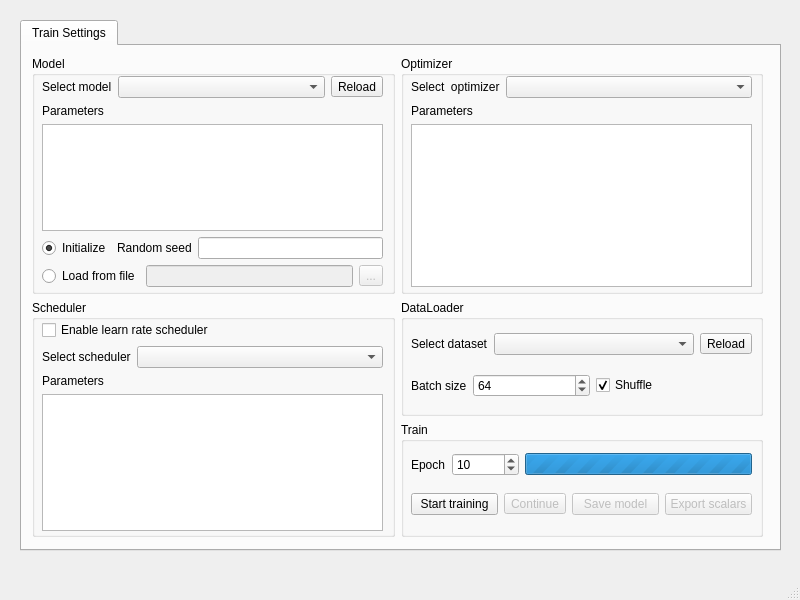
This is src/gui/form.ui in HuangFuSL/pytorch-project-template as Qt 5 draws it before an edit. The edited form follows.
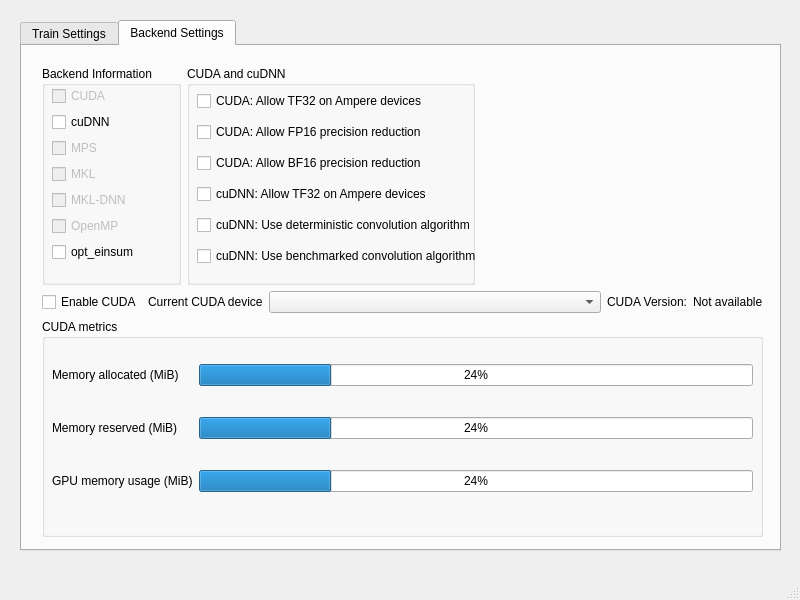
This is the edited form. The open tabs and pages were chosen to show the change.

Commit message: Feat: Add CUDA support

The edit to the form file:
```diff
--- a/src/gui/form.ui
+++ b/src/gui/form.ui
@@ -2,6 +2,9 @@
 <ui version="4.0">
  <class>MainWindow</class>
  <widget class="QMainWindow" name="MainWindow">
+  <property name="enabled">
+   <bool>true</bool>
+  </property>
   <property name="geometry">
    <rect>
     <x>0</x>
@@ -11,7 +14,7 @@
    </rect>
   </property>
   <property name="sizePolicy">
-   <sizepolicy hsizetype="Fixed" vsizetype="Fixed">
+   <sizepolicy hsizetype="Expanding" vsizetype="Fixed">
     <horstretch>0</horstretch>
     <verstretch>0</verstretch>
    </sizepolicy>
@@ -541,6 +544,383 @@
       </layout>
      </widget>
     </widget>
+    <widget class="QWidget" name="cudaSettingsTab">
+     <property name="enabled">
+      <bool>true</bool>
+     </property>
+     <attribute name="title">
+      <string>Backend Settings</string>
+     </attribute>
+     <widget class="QWidget" name="verticalLayoutWidget_6">
+      <property name="geometry">
+       <rect>
+        <x>20</x>
+        <y>20</y>
+        <width>721</width>
+        <height>471</height>
+       </rect>
+      </property>
+      <layout class="QVBoxLayout" name="verticalLayout_7">
+       <item>
+        <layout class="QHBoxLayout" name="horizontalLayout_8">
+         <item>
+          <widget class="QGroupBox" name="groupBox_6">
+           <property name="sizePolicy">
+            <sizepolicy hsizetype="Preferred" vsizetype="Expanding">
+             <horstretch>0</horstretch>
+             <verstretch>0</verstretch>
+            </sizepolicy>
+           </property>
+           <property name="title">
+            <string>Backend Information</string>
+           </property>
+           <widget class="QWidget" name="verticalLayoutWidget_9">
+            <property name="geometry">
+             <rect>
+              <x>10</x>
+              <y>20</y>
+              <width>111</width>
+              <height>191</height>
+             </rect>
+            </property>
+            <layout class="QVBoxLayout" name="verticalLayout_11">
+             <property name="sizeConstraint">
+              <enum>QLayout::SetMinAndMaxSize</enum>
+             </property>
+             <item>
+              <widget class="QCheckBox" name="cudaAvailableToggle">
+               <property name="enabled">
+                <bool>false</bool>
+               </property>
+               <property name="text">
+                <string>CUDA</string>
+               </property>
+               <property name="checkable">
+                <bool>true</bool>
+               </property>
+               <property name="checked">
+                <bool>false</bool>
+               </property>
+              </widget>
+             </item>
+             <item>
+              <widget class="QCheckBox" name="cudnnAvailableToggle">
+               <property name="text">
+                <string>cuDNN</string>
+               </property>
+              </widget>
+             </item>
+             <item>
+              <widget class="QCheckBox" name="mpsAvailableToggle">
+               <property name="enabled">
+                <bool>false</bool>
+               </property>
+               <property name="text">
+                <string>MPS</string>
+               </property>
+              </widget>
+             </item>
+             <item>
+              <widget class="QCheckBox" name="mklAvailableToggle">
+               <property name="enabled">
+                <bool>false</bool>
+               </property>
+               <property name="text">
+                <string>MKL</string>
+               </property>
+              </widget>
+             </item>
+             <item>
+              <widget class="QCheckBox" name="mkldnnAvailableToggle">
+               <property name="enabled">
+                <bool>false</bool>
+               </property>
+               <property name="text">
+                <string>MKL-DNN</string>
+               </property>
+              </widget>
+             </item>
+             <item>
+              <widget class="QCheckBox" name="openmpAvailableToggle">
+               <property name="enabled">
+                <bool>false</bool>
+               </property>
+               <property name="text">
+                <string>OpenMP</string>
+               </property>
+              </widget>
+             </item>
+             <item>
+              <widget class="QCheckBox" name="opteinsumAvailableToggle">
+               <property name="text">
+                <string>opt_einsum</string>
+               </property>
+              </widget>
+             </item>
+            </layout>
+           </widget>
+          </widget>
+         </item>
+         <item>
+          <widget class="QGroupBox" name="groupBox_7">
+           <property name="sizePolicy">
+            <sizepolicy hsizetype="Expanding" vsizetype="Expanding">
+             <horstretch>0</horstretch>
+             <verstretch>0</verstretch>
+            </sizepolicy>
+           </property>
+           <property name="title">
+            <string>CUDA and cuDNN</string>
+           </property>
+           <widget class="QWidget" name="verticalLayoutWidget_10">
+            <property name="geometry">
+             <rect>
+              <x>10</x>
+              <y>20</y>
+              <width>286</width>
+              <height>191</height>
+             </rect>
+            </property>
+            <layout class="QVBoxLayout" name="verticalLayout_12">
+             <property name="sizeConstraint">
+              <enum>QLayout::SetDefaultConstraint</enum>
+             </property>
+             <item>
+              <widget class="QCheckBox" name="cudaTF32Toggle">
+               <property name="text">
+                <string>CUDA: Allow TF32 on Ampere devices</string>
+               </property>
+              </widget>
+             </item>
+             <item>
+              <widget class="QCheckBox" name="cudaFP16Toggle">
+               <property name="text">
+                <string>CUDA: Allow FP16 precision reduction</string>
+               </property>
+              </widget>
+             </item>
+             <item>
+              <widget class="QCheckBox" name="cudaBF16Toggle">
+               <property name="text">
+                <string>CUDA: Allow BF16 precision reduction</string>
+               </property>
+              </widget>
+             </item>
+             <item>
+              <widget class="QCheckBox" name="cudnnTF32Toggle">
+               <property name="text">
+                <string>cuDNN: Allow TF32 on Ampere devices</string>
+               </property>
+              </widget>
+             </item>
+             <item>
+              <widget class="QCheckBox" name="cudnnDetermToggle">
+               <property name="sizePolicy">
+                <sizepolicy hsizetype="Minimum" vsizetype="Fixed">
+                 <horstretch>0</horstretch>
+                 <verstretch>0</verstretch>
+                </sizepolicy>
+               </property>
+               <property name="text">
+                <string>cuDNN: Use deterministic convolution algorithm</string>
+               </property>
+              </widget>
+             </item>
+             <item>
+              <widget class="QCheckBox" name="cudnnBenchToggle">
+               <property name="text">
+                <string>cuDNN: Use benchmarked convolution algorithm</string>
+               </property>
+              </widget>
+             </item>
+            </layout>
+           </widget>
+          </widget>
+         </item>
+         <item>
+          <spacer name="horizontalSpacer_2">
+           <property name="orientation">
+            <enum>Qt::Horizontal</enum>
+           </property>
+           <property name="sizeHint" stdset="0">
+            <size>
+             <width>40</width>
+             <height>20</height>
+            </size>
+           </property>
+          </spacer>
+         </item>
+        </layout>
+       </item>
+       <item>
+        <layout class="QHBoxLayout" name="horizontalLayout_11">
+         <property name="spacing">
+          <number>6</number>
+         </property>
+         <item>
+          <widget class="QCheckBox" name="useCudaToggle">
+           <property name="enabled">
+            <bool>true</bool>
+           </property>
+           <property name="sizePolicy">
+            <sizepolicy hsizetype="Maximum" vsizetype="Fixed">
+             <horstretch>0</horstretch>
+             <verstretch>0</verstretch>
+            </sizepolicy>
+           </property>
+           <property name="text">
+            <string>Enable CUDA</string>
+           </property>
+          </widget>
+         </item>
+         <item>
+          <widget class="QLabel" name="cudaDevicePrompt">
+           <property name="sizePolicy">
+            <sizepolicy hsizetype="Maximum" vsizetype="Fixed">
+             <horstretch>0</horstretch>
+             <verstretch>0</verstretch>
+            </sizepolicy>
+           </property>
+           <property name="text">
+            <string>Current CUDA device</string>
+           </property>
+          </widget>
+         </item>
+         <item>
+          <widget class="QComboBox" name="cudaSelectCombo">
+           <property name="sizePolicy">
+            <sizepolicy hsizetype="Preferred" vsizetype="Fixed">
+             <horstretch>0</horstretch>
+             <verstretch>0</verstretch>
+            </sizepolicy>
+           </property>
+          </widget>
+         </item>
+         <item>
+          <widget class="QLabel" name="cudaVersionPrompt">
+           <property name="sizePolicy">
+            <sizepolicy hsizetype="Maximum" vsizetype="Fixed">
+             <horstretch>0</horstretch>
+             <verstretch>0</verstretch>
+            </sizepolicy>
+           </property>
+           <property name="text">
+            <string>CUDA Version:</string>
+           </property>
+           <property name="alignment">
+            <set>Qt::AlignRight|Qt::AlignTrailing|Qt::AlignVCenter</set>
+           </property>
+          </widget>
+         </item>
+         <item>
+          <widget class="QLabel" name="cudaVersionLabel">
+           <property name="sizePolicy">
+            <sizepolicy hsizetype="Maximum" vsizetype="Fixed">
+             <horstretch>0</horstretch>
+             <verstretch>0</verstretch>
+            </sizepolicy>
+           </property>
+           <property name="text">
+            <string>Not available</string>
+           </property>
+          </widget>
+         </item>
+        </layout>
+       </item>
+       <item>
+        <widget class="QGroupBox" name="cudaMetricsGroup">
+         <property name="enabled">
+          <bool>true</bool>
+         </property>
+         <property name="sizePolicy">
+          <sizepolicy hsizetype="Preferred" vsizetype="Expanding">
+           <horstretch>0</horstretch>
+           <verstretch>0</verstretch>
+          </sizepolicy>
+         </property>
+         <property name="title">
+          <string>CUDA metrics</string>
+         </property>
+         <widget class="QWidget" name="gridLayoutWidget_2">
+          <property name="geometry">
+           <rect>
+            <x>10</x>
+            <y>20</y>
+            <width>701</width>
+            <height>181</height>
+           </rect>
+          </property>
+          <layout class="QGridLayout" name="gridLayout_2">
+           <item row="0" column="0">
+            <widget class="QLabel" name="label_8">
+             <property name="sizePolicy">
+              <sizepolicy hsizetype="Fixed" vsizetype="Fixed">
+               <horstretch>0</horstretch>
+               <verstretch>0</verstretch>
+              </sizepolicy>
+             </property>
+             <property name="text">
+              <string>Memory allocated (MiB)</string>
+             </property>
+            </widget>
+           </item>
+           <item row="0" column="1">
+            <widget class="QProgressBar" name="allocatedProgress">
+             <property name="maximum">
+              <number>100</number>
+             </property>
+             <property name="value">
+              <number>24</number>
+             </property>
+            </widget>
+           </item>
+           <item row="1" column="1">
+            <widget class="QProgressBar" name="reservedProgress">
+             <property name="maximum">
+              <number>100</number>
+             </property>
+             <property name="value">
+              <number>24</number>
+             </property>
+            </widget>
+           </item>
+           <item row="1" column="0">
+            <widget class="QLabel" name="label_10">
+             <property name="sizePolicy">
+              <sizepolicy hsizetype="Preferred" vsizetype="Fixed">
+               <horstretch>0</horstretch>
+               <verstretch>0</verstretch>
+              </sizepolicy>
+             </property>
+             <property name="text">
+              <string>Memory reserved (MiB)</string>
+             </property>
+            </widget>
+           </item>
+           <item row="2" column="0">
+            <widget class="QLabel" name="label_11">
+             <property name="text">
+              <string>GPU memory usage (MiB)</string>
+             </property>
+            </widget>
+           </item>
+           <item row="2" column="1">
+            <widget class="QProgressBar" name="memoryProgress">
+             <property name="maximum">
+              <number>100</number>
+             </property>
+             <property name="value">
+              <number>24</number>
+             </property>
+            </widget>
+           </item>
+          </layout>
+         </widget>
+        </widget>
+       </item>
+      </layout>
+     </widget>
+    </widget>
    </widget>
   </widget>
   <widget class="QMenuBar" name="menubar">
```
The commit also changes 4 other files.
